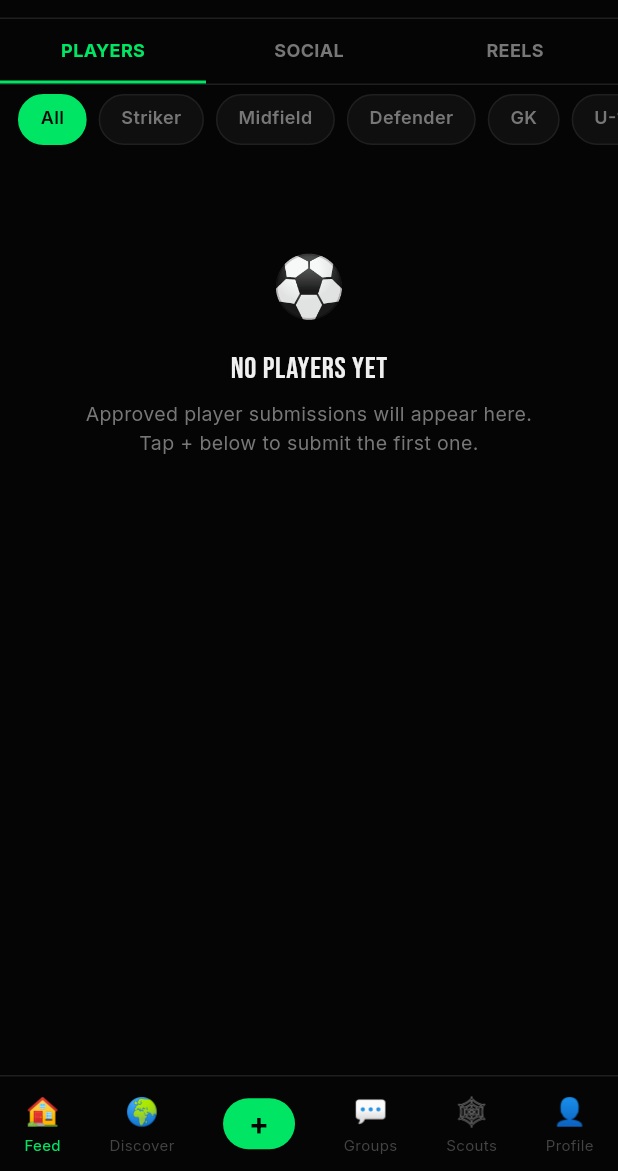
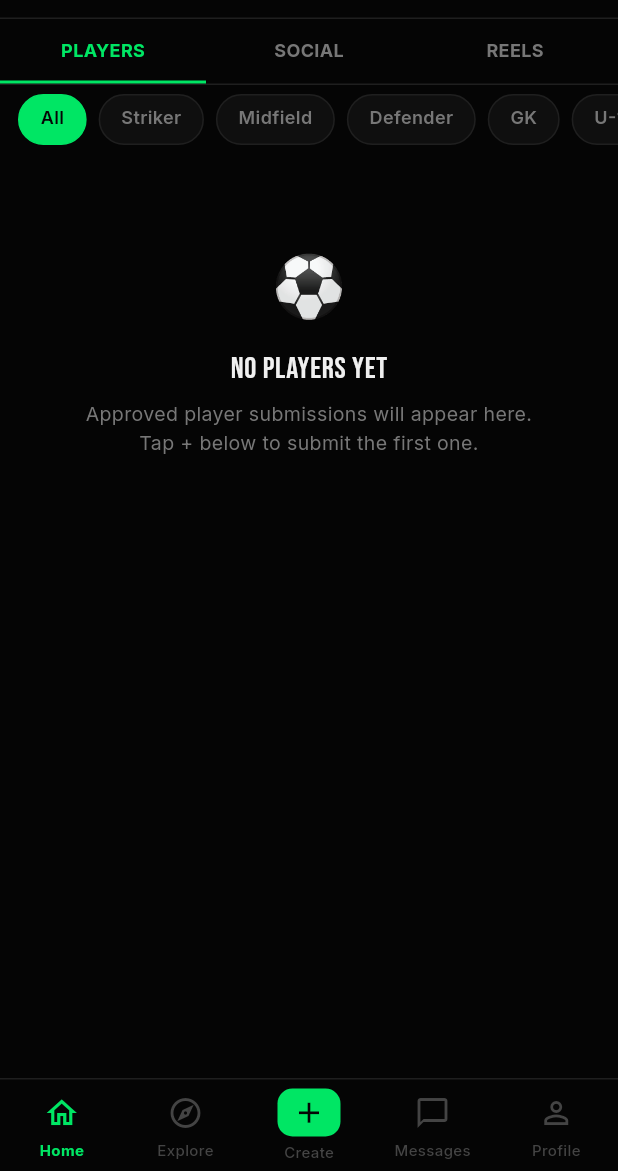
Before and after one commit to brianlexyl03-hash/fuskamo, a Flutter app: the screen it shows after launch, on a phone screen of 412 x 824 dp, the part 65-1236 px from its top. Run offline on Flutter 3.47's test engine with Material 3 defaults, Android fonts, the phone set to English and light mode, and no system bars; our stand-ins replace connectivity_plus, firebase_core, firebase_messaging, flutter_dotenv, go_router, google_fonts and 6 more; accounts and stored records are empty; network calls fail.

Commit message:
feat(native): align primary navigation with five social surfaces

```diff
--- a/lib/widgets/app_bottom_nav.dart
+++ b/lib/widgets/app_bottom_nav.dart
@@ -7,50 +7,78 @@ class AppBottomNav extends StatelessWidget {
 
   const AppBottomNav({super.key, required this.currentIndex, required this.onTap});
 
-  static const _tabs = [
-    {'icon': '🏠', 'label': 'Feed'},
-    {'icon': '🌍', 'label': 'Discover'},
-    {'icon': '+', 'label': ''},
-    {'icon': '💬', 'label': 'Groups'},
-    {'icon': '🕸', 'label': 'Scouts'},
-    {'icon': '👤', 'label': 'Profile'},
+  static const _tabs = <({IconData icon, String label, String tooltip})>[
+    (icon: Icons.home_outlined, label: 'Home', tooltip: 'Home feed'),
+    (icon: Icons.explore_outlined, label: 'Explore', tooltip: 'Explore players and football content'),
+    (icon: Icons.add, label: 'Create', tooltip: 'Create a post, story or reel'),
+    (icon: Icons.chat_bubble_outline, label: 'Messages', tooltip: 'Direct messages'),
+    (icon: Icons.person_outline, label: 'Profile', tooltip: 'Your profile'),
   ];
 
   @override
   Widget build(BuildContext context) {
+    final bottomInset = MediaQuery.of(context).padding.bottom;
     return Container(
-      height: 64 + MediaQuery.of(context).padding.bottom,
-      padding: EdgeInsets.only(bottom: MediaQuery.of(context).padding.bottom),
+      height: 62 + bottomInset,
+      padding: EdgeInsets.only(bottom: bottomInset),
       decoration: const BoxDecoration(
         color: AppColors.black,
         border: Border(top: BorderSide(color: AppColors.border)),
       ),
       child: Row(
         mainAxisAlignment: MainAxisAlignment.spaceAround,
-        children: List.generate(_tabs.length, (i) {
-          final tab = _tabs[i];
-          final active = i == currentIndex;
-          if (i == 2) {
-            return GestureDetector(
-              onTap: () => onTap(i),
-              child: Container(
-                width: 48,
-                height: 34,
-                decoration: BoxDecoration(color: AppColors.green, borderRadius: BorderRadius.circular(20)),
-                alignment: Alignment.center,
-                child: const Text('+', style: TextStyle(color: AppColors.black, fontSize: 20, fontWeight: FontWeight.bold)),
+        children: List.generate(_tabs.length, (index) {
+          final tab = _tabs[index];
+          final active = index == currentIndex;
+          final isCreate = index == 2;
+          return Expanded(
+            child: Semantics(
+              button: true,
+              selected: active,
+              label: tab.tooltip,
+              child: Tooltip(
+                message: tab.tooltip,
+                child: InkWell(
+                  onTap: () => onTap(index),
+                  borderRadius: BorderRadius.circular(14),
+                  child: SizedBox.expand(
+                    child: Column(
+                      mainAxisAlignment: MainAxisAlignment.center,
+                      mainAxisSize: MainAxisSize.min,
+                      children: [
+                        Container(
+                          width: isCreate ? 42 : 36,
+                          height: isCreate ? 32 : 30,
+                          decoration: BoxDecoration(
+                            color: isCreate ? AppColors.green : Colors.transparent,
+                            borderRadius: BorderRadius.circular(isCreate ? 10 : 8),
+                          ),
+                          alignment: Alignment.center,
+                          child: Icon(
+                            tab.icon,
+                            size: isCreate ? 23 : 24,
+                            color: isCreate
+                                ? AppColors.black
+                                : active
+                                    ? AppColors.green
+                                    : AppColors.muted,
+                          ),
+                        ),
+                        const SizedBox(height: 3),
+                        Text(
+                          tab.label,
+                          maxLines: 1,
+                          style: TextStyle(
+                            fontSize: 10,
+                            fontWeight: active ? FontWeight.w700 : FontWeight.w500,
+                            color: active ? AppColors.green : AppColors.muted,
+                          ),
+                        ),
+                      ],
+                    ),
+                  ),
+                ),
               ),
-            );
-          }
-          return GestureDetector(
-            onTap: () => onTap(i),
-            child: Column(
-              mainAxisSize: MainAxisSize.min,
-              children: [
-                Text(tab['icon']!, style: const TextStyle(fontSize: 18)),
-                const SizedBox(height: 2),
-                Text(tab['label']!, style: TextStyle(fontSize: 10, color: active ? AppColors.green : AppColors.muted)),
-              ],
             ),
           );
         }),
```
